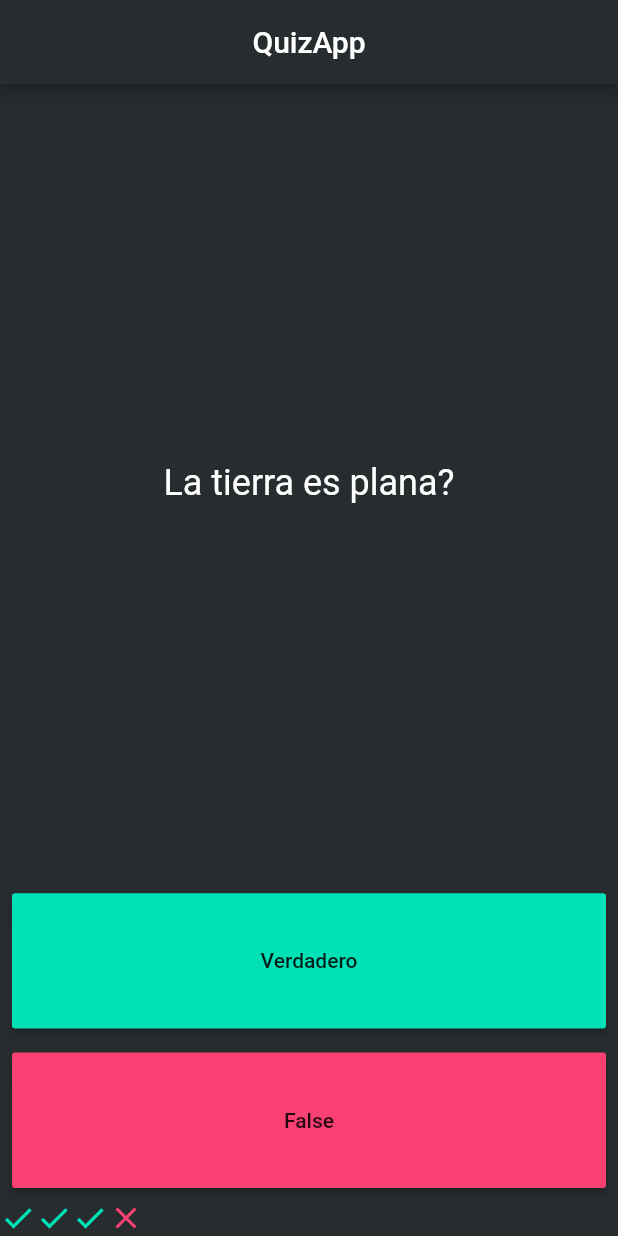
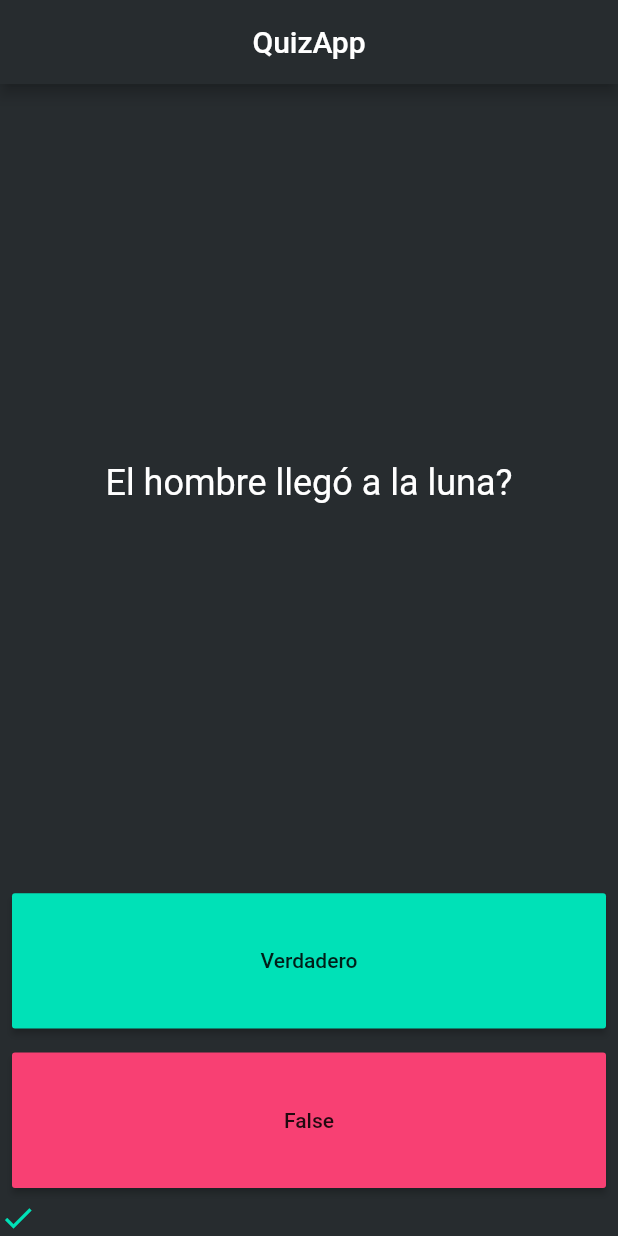
Before and after one commit to eeBarrionuevo/flutter_codigo5_quiz, a Flutter app: the screen it shows after launch, after a tap on "Verdadero", on a phone screen of 412 x 824 dp. Run offline on Flutter 3.47's test engine with Material 2 defaults, Android fonts, the phone set to English and light mode, and no system bars.

```diff
--- a/lib/main.dart
+++ b/lib/main.dart
@@ -37,12 +37,7 @@ class _QuizPageState extends State<QuizPage> {
 
   int questionNumber = 0;
 
-  List<Icon> scoreKeeper = [
-    Icon(Icons.check,color: Color(0xff00E1B7),),
-    Icon(Icons.check,color: Color(0xff00E1B7),),
-    Icon(Icons.check,color: Color(0xff00E1B7),),
-    Icon(Icons.close,color: Color(0xfff84073),),
-  ];
+  List<Icon> scoreKeeper = [];
 
   @override
   Widget build(BuildContext context) {
@@ -76,10 +71,17 @@ class _QuizPageState extends State<QuizPage> {
                 color: const Color(0xff00E1B7),
                 child: const Text("Verdadero"),
                 onPressed: () {
-                  questionNumber++;
+
+                  bool correctAnswer = answers[questionNumber];
+                  if(correctAnswer == true){
+                    scoreKeeper.add(Icon(Icons.check, color: Color(0xff00E1B7),),);
+                  }else{
+                    scoreKeeper.add(Icon(Icons.close, color: Color(0xfff84073),),);
+                  }
                   setState(() {
 
                   });
+
                 },
               ),
             ),
```
